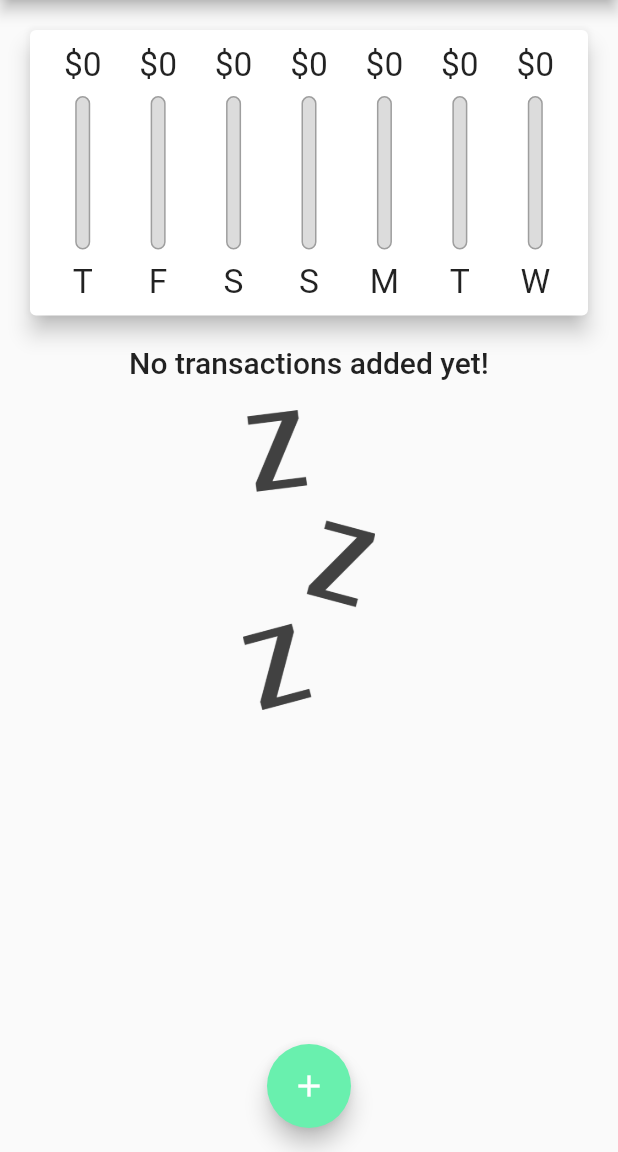
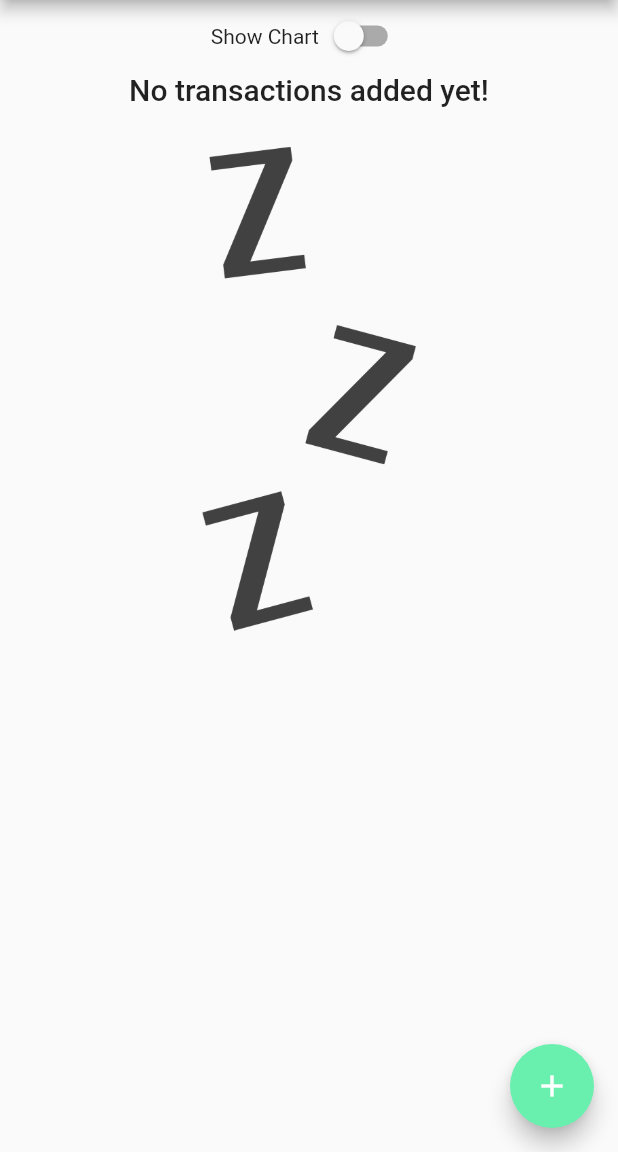
Before and after one commit to DuongYi/Flutter-Tutorial, a Flutter app: the screen it shows after launch, on a phone screen of 412 x 824 dp, the part 84-1236 px from its top. Run offline on Flutter 3.47's test engine with Material 2 defaults, Android fonts, the phone set to English and light mode, and no system bars.

Commit message:
Fix Landscape Mode

```diff
--- a/lib/main.dart
+++ b/lib/main.dart
@@ -1,5 +1,3 @@
-// ignore_for_file: prefer_const_constructors
-
 import 'package:flutter/material.dart';
 
 import './widgets/new_transaction.dart';
@@ -8,7 +6,15 @@ import './widgets/chart.dart';
 
 import './models/transaction.dart';
 
-void main() => runApp(MyApp());
+void main() {
+  // Allow landscape orientation
+  // WidgetsFlutterBinding.ensureInitialized();
+  // SystemChrome.setPreferredOrientations([
+  //   DeviceOrientation.portraitUp,
+  //   DeviceOrientation.portraitDown,
+  // ]);
+  runApp(MyApp());
+}
 
 class MyApp extends StatelessWidget {
   @override
@@ -18,18 +24,18 @@ class MyApp extends StatelessWidget {
       theme: ThemeData(
         fontFamily: 'Quicksand',
         textTheme: ThemeData.light().textTheme.copyWith(
-              subtitle1: TextStyle(
+              subtitle1: const TextStyle(
                 fontFamily: 'OpenSans',
                 fontWeight: FontWeight.bold,
                 fontSize: 18,
               ),
-              button: TextStyle(color: Colors.white),
+              button: const TextStyle(color: Colors.white),
             ),
         appBarTheme: AppBarTheme(
           toolbarTextStyle: ThemeData.light()
               .textTheme
               .copyWith(
-                headline6: TextStyle(
+                headline6: const TextStyle(
                   fontFamily: 'OpenSans',
                   fontSize: 20,
                   fontWeight: FontWeight.bold,
@@ -39,7 +45,7 @@ class MyApp extends StatelessWidget {
           titleTextStyle: ThemeData.light()
               .textTheme
               .copyWith(
-                headline6: TextStyle(
+                headline6: const TextStyle(
                   fontFamily: 'OpenSans',
                   fontSize: 20,
                   fontWeight: FontWeight.bold,
@@ -60,6 +66,8 @@ class MyHomePage extends StatefulWidget {
   State<MyHomePage> createState() => _MyHomePageState();
 }
 
+bool _showChart = false;
+
 class _MyHomePageState extends State<MyHomePage> {
   final List<Transaction> _userTransactions = [];
 
@@ -67,7 +75,7 @@ class _MyHomePageState extends State<MyHomePage> {
     return _userTransactions.where((tx) {
       return tx.date.isAfter(
         DateTime.now().subtract(
-          Duration(days: 7),
+          const Duration(days: 7),
         ),
       );
     }).toList();
@@ -109,12 +117,12 @@ class _MyHomePageState extends State<MyHomePage> {
   @override
   Widget build(BuildContext context) {
     final appBar = AppBar(
-      title: Text(
+      title: const Text(
         'Personal Expenses',
       ),
       actions: <Widget>[
         IconButton(
-          icon: Icon(Icons.add),
+          icon: const Icon(Icons.add),
           onPressed: () => _startAddNewTransaction(context),
         ),
       ],
@@ -126,26 +134,43 @@ class _MyHomePageState extends State<MyHomePage> {
           // mainAxisAlignment: MainAxisAlignment.start,
           crossAxisAlignment: CrossAxisAlignment.stretch,
           children: <Widget>[
-            SizedBox(
-              height: (MediaQuery.of(context).size.height -
-                      appBar.preferredSize.height -
-                      MediaQuery.of(context).padding.top) *
-                  0.3,
-              child: Chart(_recentTransactions),
+            Row(
+              mainAxisAlignment: MainAxisAlignment.center,
+              children: <Widget>[
+                const Text('Show Chart'),
+                Switch.adaptive(
+                  activeColor: Theme.of(context).colorScheme.secondary,
+                  value: _showChart,
+                  onChanged: (val) {
+                    setState(() {
+                      _showChart = val;
+                    });
+                  },
+                ),
+              ],
             ),
-            SizedBox(
-              height: (MediaQuery.of(context).size.height -
-                      appBar.preferredSize.height -
-                      MediaQuery.of(context).padding.top) *
-                  0.7,
-              child: TransactionList(_userTransactions, _deleteTransaction),
-            ),
+            _showChart
+                ? SizedBox(
+                    height: (MediaQuery.of(context).size.height -
+                            appBar.preferredSize.height -
+                            MediaQuery.of(context).padding.top) *
+                        0.7,
+                    child: Chart(_recentTransactions),
+                  )
+                : SizedBox(
+                    height: (MediaQuery.of(context).size.height -
+                            appBar.preferredSize.height -
+                            MediaQuery.of(context).padding.top) *
+                        0.7,
+                    child:
+                        TransactionList(_userTransactions, _deleteTransaction),
+                  ),
           ],
         ),
       ),
-      floatingActionButtonLocation: FloatingActionButtonLocation.centerFloat,
+      floatingActionButtonLocation: FloatingActionButtonLocation.endFloat,
       floatingActionButton: FloatingActionButton(
-        child: Icon(Icons.add),
+        child: const Icon(Icons.add),
         onPressed: () => _startAddNewTransaction(context),
       ),
     );
--- a/lib/widgets/new_transaction.dart
+++ b/lib/widgets/new_transaction.dart
@@ -61,9 +61,6 @@ class _NewTransactionState extends State<NewTransaction> {
               decoration: const InputDecoration(labelText: 'Title'),
               controller: _titleController,
               onSubmitted: (_) => _sumbitData(),
-              // onChanged: (val) {
-              //   titleInput = val;
-              // },
             ),
             TextField(
               decoration: const InputDecoration(labelText: 'Amount'),
@@ -76,15 +73,16 @@ class _NewTransactionState extends State<NewTransaction> {
               height: 70,
               child: Row(
                 children: <Widget>[
-                  // ignore: unnecessary_null_comparison
                   Text(
                       _selectedDate == null
                           ? 'No Date Chosen!'
                           : 'Picked Date: ${DateFormat.yMd().format(_selectedDate)}',
                       style: const TextStyle(
                           fontSize: 18, fontWeight: FontWeight.w400)),
-                  FlatButton(
-                    textColor: Theme.of(context).colorScheme.primary,
+                  TextButton(
+                    style: TextButton.styleFrom(
+                      foregroundColor: Colors.blue,
+                    ),
                     onPressed: _presentDatePicker,
                     child: const Text(
                       'Choose Date',
--- a/lib/widgets/transaction_list.dart
+++ b/lib/widgets/transaction_list.dart
@@ -12,19 +12,21 @@ class TransactionList extends StatelessWidget {
   @override
   Widget build(BuildContext context) {
     return transactions.isEmpty
-        ? Column(
+        ? LayoutBuilder(builder: (ctx, constraints) {
+            return Column(
               children: <Widget>[
                 Text('No transactions added yet!',
                     style: Theme.of(context).textTheme.headline6),
-              const SizedBox(
-                height: 20,
+                SizedBox(
+                  height: constraints.maxHeight * 0.05,
                 ),
                 SizedBox(
-                  height: 200,
+                    height: constraints.maxHeight * 0.6,
                     child: Image.asset('assets/images/waiting.png',
                         fit: BoxFit.cover)),
               ],
-          )
+            );
+          })
         : ListView.builder(
             itemBuilder: (context, index) {
               return Card(
```
Also changed, not shown: pubspec.lock. Lines whose indentation alone changed are shown as unchanged.
